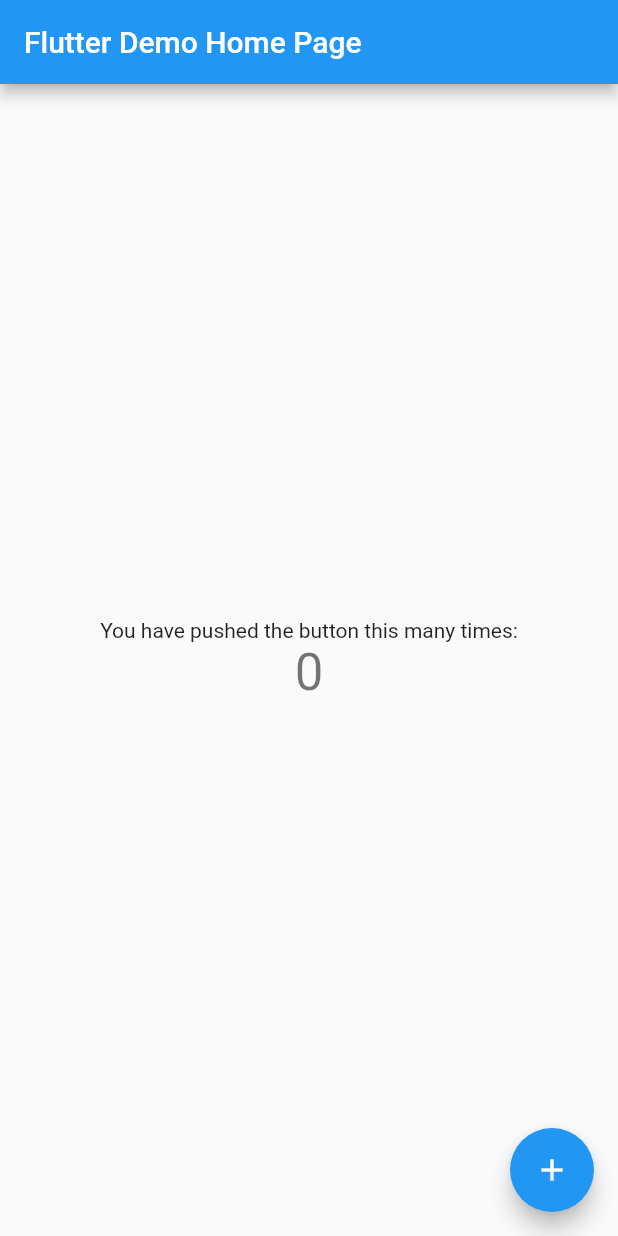
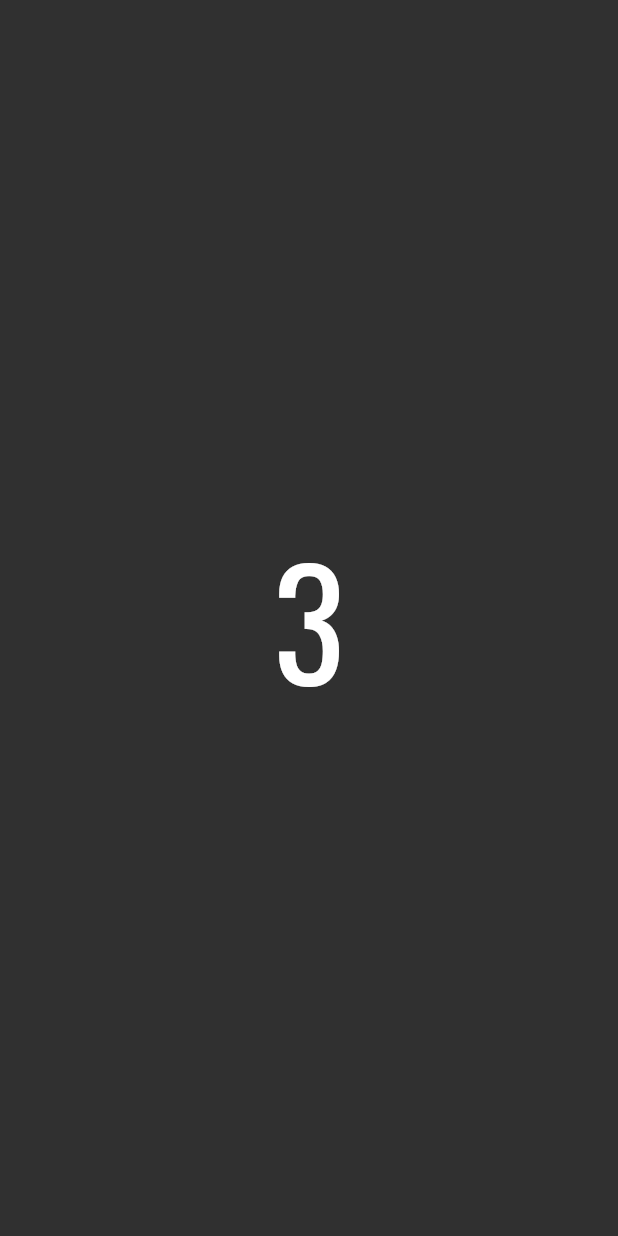
Before and after one commit to NazeemNato/my-shit-counter, a Flutter app: the screen it shows after launch, on a phone screen of 412 x 824 dp. Run offline on Flutter 3.47's test engine with Material 2 defaults, Android fonts, the phone set to English and light mode, and no system bars; our stand-ins replace google_fonts.

Commit message:
Counter work

```diff
--- a/lib/main.dart
+++ b/lib/main.dart
@@ -1,117 +1,18 @@
 import 'package:flutter/material.dart';
+import 'package:youtube_live/screens/homeScreen.dart';
 
-void main() {
-  runApp(MyApp());
-}
-//
+void main()=>runApp(MyApp());
+
 class MyApp extends StatelessWidget {
-  // This widget is the root of your application.
+  const MyApp({Key key}) : super(key: key);
+
   @override
   Widget build(BuildContext context) {
     return MaterialApp(
-      title: 'Flutter Demo',
-      theme: ThemeData(
-        // This is the theme of your application.
-        //
-        // Try running your application with "flutter run". You'll see the
-        // application has a blue toolbar. Then, without quitting the app, try
-        // changing the primarySwatch below to Colors.green and then invoke
-        // "hot reload" (press "r" in the console where you ran "flutter run",
-        // or simply save your changes to "hot reload" in a Flutter IDE).
-        // Notice that the counter didn't reset back to zero; the application
-        // is not restarted.
-        primarySwatch: Colors.blue,
-        // This makes the visual density adapt to the platform that you run
-        // the app on. For desktop platforms, the controls will be smaller and
-        // closer together (more dense) than on mobile platforms.
-        visualDensity: VisualDensity.adaptivePlatformDensity,
-      ),
-      home: MyHomePage(title: 'Flutter Demo Home Page'),
+      home: HomeScreen(),
+      title: 'Shit Counter',
+      debugShowCheckedModeBanner: false,
+      theme: ThemeData.dark()
     );
   }
 }
-
-class MyHomePage extends StatefulWidget {
-  MyHomePage({Key key, this.title}) : super(key: key);
-
-  // This widget is the home page of your application. It is stateful, meaning
-  // that it has a State object (defined below) that contains fields that affect
-  // how it looks.
-
-  // This class is the configuration for the state. It holds the values (in this
-  // case the title) provided by the parent (in this case the App widget) and
-  // used by the build method of the State. Fields in a Widget subclass are
-  // always marked "final".
-
-  final String title;
-
-  @override
-  _MyHomePageState createState() => _MyHomePageState();
-}
-
-class _MyHomePageState extends State<MyHomePage> {
-  int _counter = 0;
-
-  void _incrementCounter() {
-    setState(() {
-      // This call to setState tells the Flutter framework that something has
-      // changed in this State, which causes it to rerun the build method below
-      // so that the display can reflect the updated values. If we changed
-      // _counter without calling setState(), then the build method would not be
-      // called again, and so nothing would appear to happen.
-      _counter++;
-    });
-  }
-
-  @override
-  Widget build(BuildContext context) {
-    // This method is rerun every time setState is called, for instance as done
-    // by the _incrementCounter method above.
-    //
-    // The Flutter framework has been optimized to make rerunning build methods
-    // fast, so that you can just rebuild anything that needs updating rather
-    // than having to individually change instances of widgets.
-    return Scaffold(
-      appBar: AppBar(
-        // Here we take the value from the MyHomePage object that was created by
-        // the App.build method, and use it to set our appbar title.
-        title: Text(widget.title),
-      ),
-      body: Center(
-        // Center is a layout widget. It takes a single child and positions it
-        // in the middle of the parent.
-        child: Column(
-          // Column is also a layout widget. It takes a list of children and
-          // arranges them vertically. By default, it sizes itself to fit its
-          // children horizontally, and tries to be as tall as its parent.
-          //
-          // Invoke "debug painting" (press "p" in the console, choose the
-          // "Toggle Debug Paint" action from the Flutter Inspector in Android
-          // Studio, or the "Toggle Debug Paint" command in Visual Studio Code)
-          // to see the wireframe for each widget.
-          //
-          // Column has various properties to control how it sizes itself and
-          // how it positions its children. Here we use mainAxisAlignment to
-          // center the children vertically; the main axis here is the vertical
-          // axis because Columns are vertical (the cross axis would be
-          // horizontal).
-          mainAxisAlignment: MainAxisAlignment.center,
-          children: <Widget>[
-            Text(
-              'You have pushed the button this many times:',
-            ),
-            Text(
-              '$_counter',
-              style: Theme.of(context).textTheme.headline4,
-            ),
-          ],
-        ),
-      ),
-      floatingActionButton: FloatingActionButton(
-        onPressed: _incrementCounter,
-        tooltip: 'Increment',
-        child: Icon(Icons.add),
-      ), // This trailing comma makes auto-formatting nicer for build methods.
-    );
-  }
-}
--- /dev/null
+++ b/lib/screens/homeScreen.dart
@@ -0,0 +1,64 @@
+import 'package:flutter/material.dart';
+import 'dart:async';
+
+import 'package:google_fonts/google_fonts.dart';
+
+class HomeScreen extends StatefulWidget {
+  HomeScreen({Key key}) : super(key: key);
+
+  @override
+  _HomeScreenState createState() => _HomeScreenState();
+}
+
+class _HomeScreenState extends State<HomeScreen> {
+  Timer _timer;
+  int _start = 0;
+  void startTimer() {
+    const oneSec = const Duration(seconds: 2);
+    _timer = new Timer.periodic(
+      oneSec,
+      (Timer timer) => setState(
+        () {
+          if (_start >= 100) {
+            timer.cancel();
+          } else {
+            _start = _start + 1;
+          }
+        },
+      ),
+    );
+  }
+
+  @override
+  void dispose() {
+    _timer.cancel();
+    super.dispose();
+  }
+
+  @override
+  void initState() {
+    super.initState();
+    startTimer();
+  }
+
+  @override
+  Widget build(BuildContext context) {
+    return Scaffold(
+      body: Padding(
+        padding: const EdgeInsets.only(left: 150, right: 150),
+        child: Container(
+          child: Center(
+            child: Container(
+              child: Text(
+                '$_start',
+                style: GoogleFonts.oswald(
+                  fontSize:100
+                )
+              ),
+            ),
+          ),
+        ),
+      ),
+    );
+  }
+}
```
Also changed, not shown: lib/screens/page/counterPage.dart (added, +64 -0 lines), pubspec.yaml (+2 -10 lines), pubspec.lock.
